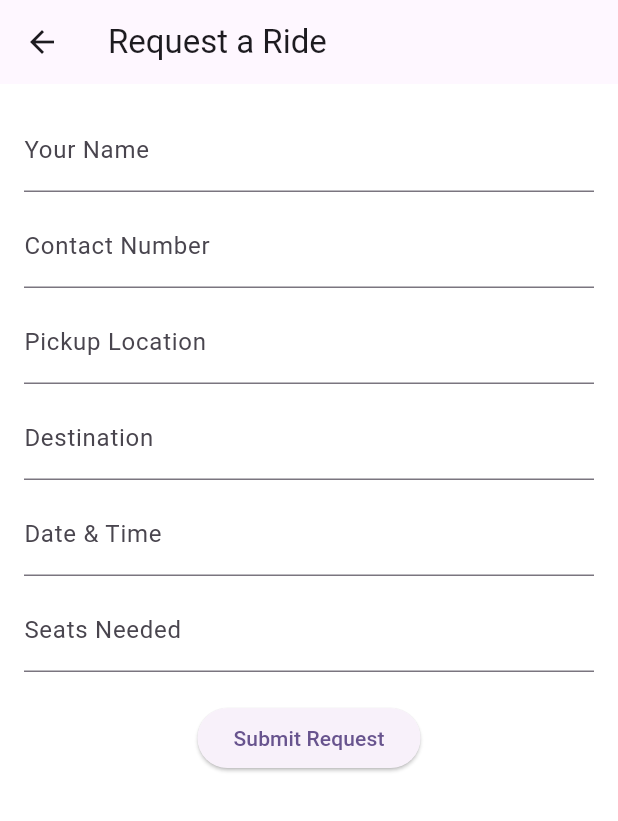
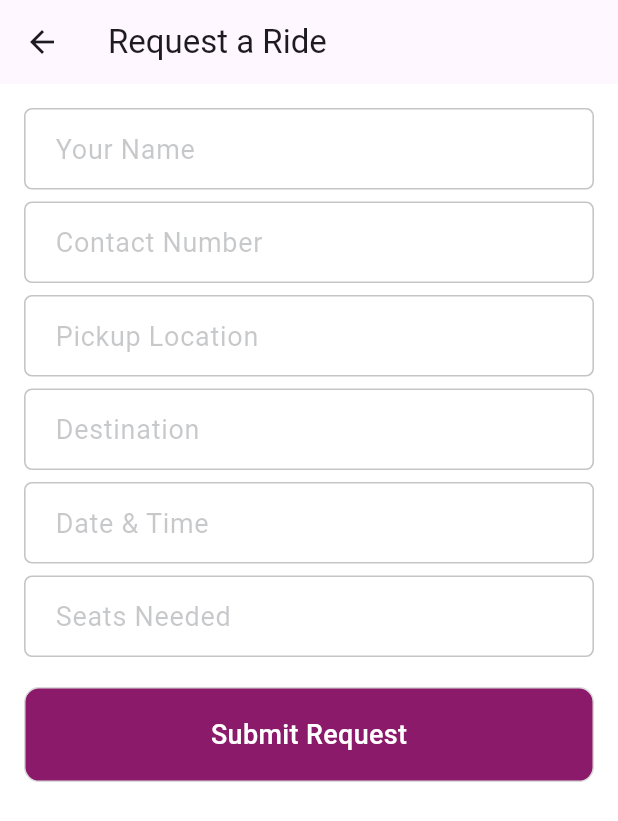
Before and after one commit to danishhafeez322/comfortGo, a Flutter app: the AddRideRequestScreen screen opened by its route, on a phone screen of 412 x 824 dp. Shown: the top 821 px of the screen. Run offline on Flutter 3.47's test engine with Material 3 defaults, Android fonts, the phone set to English and light mode, and no system bars; our stand-ins replace cached_network_image, cloud_firestore, connectivity_plus, firebase_auth, firebase_core, flutter_screenutil and 3 more; accounts and stored records are empty; network calls fail.

Commit message:
code and UI improved

```diff
--- a/lib/constants/app_colors.dart
+++ b/lib/constants/app_colors.dart
@@ -2,7 +2,7 @@ import 'package:flutter/material.dart';
 
 class AppColors {
   static const Color lightBackgroundColor = Color(0xFFFfffff);
-  static const Color primaryColor = Color(0xffFF785A);
+  static const Color primaryColor = Color.fromARGB(255, 240, 148, 9);
   static const Color secondaryColor = Color(0xff253237);
   static const Color darkBlueColor = Color(0xff0F3457);
   static const Color darkBackgroundColor = Color(0xff5C6B73);
--- a/lib/constants/app_routes.dart
+++ b/lib/constants/app_routes.dart
@@ -4,9 +4,12 @@ import 'package:comfort_go/views/screens/dashboard/components/dashboard_binding.
 import 'package:comfort_go/views/screens/dashboard/dashboard.dart';
 import 'package:get/get.dart';
 
+import '../views/screens/my_rides/add_ride_screen.dart';
+
 class AppRoutes {
   static const String initial = '/';
   static const String addRideRequests = '/add-ride-requests';
+  static const String addRideScreen = '/add-ride-screen';
 
   static List<GetPage> routes = [
     GetPage(
@@ -19,5 +22,6 @@ class AppRoutes {
       page: () => AddRideRequestScreen(),
       binding: AddRideBinding(),
     ),
+    GetPage(name: addRideScreen, page: () => AddRideScreen()),
   ];
 }
--- a/lib/controllers/dashboard_controller.dart
+++ b/lib/controllers/dashboard_controller.dart
@@ -1,6 +1,6 @@
 import 'package:comfort_go/constants/enums.dart';
 import 'package:comfort_go/views/screens/my_rides/my_ride_screen.dart';
-import 'package:comfort_go/views/screens/requests/request_screen.dart';
+import 'package:comfort_go/views/screens/requests/requested_ride_screen.dart';
 
 import '../../views/screens/home/home_screen.dart';
 import 'package:flutter/material.dart';
@@ -22,7 +22,7 @@ class DashboardController extends GetxController {
   final Map<DashBoardView, Widget> screens = {
     DashBoardView.home: HomeScreen(),
     DashBoardView.offerRide: MyRidesScreen(),
-    DashBoardView.requests: RideRequestsListScreen(),
+    DashBoardView.requests: RequestedRidesScreen(),
   };
 
   void selectBottomTab(DashBoardView view) {
--- a/lib/views/screens/add_ride_request/add_ride_request.dart
+++ b/lib/views/screens/add_ride_request/add_ride_request.dart
@@ -1,8 +1,12 @@
 import 'package:comfort_go/constants/app_colors.dart';
 import 'package:comfort_go/controllers/ride_request_controller.dart';
+import 'package:comfort_go/views/widgets/buttons/custom_button.dart';
+import 'package:comfort_go/views/widgets/text_widgets/common_text_field_widget.dart';
 import 'package:flutter/material.dart';
 import 'package:get/get.dart';
 import 'package:intl/intl.dart';
+
+import '../../../utils/app_sizes.dart';
 
 class AddRideRequestScreen extends GetView<RideRequestController> {
   const AddRideRequestScreen({super.key});
@@ -11,37 +15,39 @@ class AddRideRequestScreen extends GetView<RideRequestController> {
   Widget build(BuildContext context) {
     return Scaffold(
       backgroundColor: AppColors.whiteColor,
+      resizeToAvoidBottomInset: true,
       appBar: AppBar(title: const Text("Request a Ride")),
       body: Padding(
         padding: const EdgeInsets.all(16),
         child: SingleChildScrollView(
           child: Column(
             children: [
-              TextField(
+              CommonTextFieldWidget(
                 controller: controller.passengerNameController,
-                decoration: const InputDecoration(labelText: "Your Name"),
+                hintText: "Your Name",
               ),
               const SizedBox(height: 8),
-              TextField(
+              CommonTextFieldWidget(
                 controller: controller.contactController,
-                keyboardType: TextInputType.phone,
-                decoration: const InputDecoration(labelText: "Contact Number"),
+                inputType: TextInputType.phone,
+                hintText: "Contact Number",
               ),
               const SizedBox(height: 8),
-              TextField(
+              CommonTextFieldWidget(
                 controller: controller.pickupController,
-                decoration: const InputDecoration(labelText: "Pickup Location"),
+                hintText: "Pickup Location",
               ),
               const SizedBox(height: 8),
-              TextField(
+              CommonTextFieldWidget(
                 controller: controller.destinationController,
-                decoration: const InputDecoration(labelText: "Destination"),
+                hintText: "Destination",
               ),
+
               const SizedBox(height: 8),
-              TextField(
+              CommonTextFieldWidget(
                 controller: controller.dateController,
                 readOnly: true,
-                decoration: const InputDecoration(labelText: "Date & Time"),
+                hintText: "Date & Time",
                 onTap: () async {
                   DateTime? picked = await showDatePicker(
                     context: context,
@@ -63,26 +69,32 @@ class AddRideRequestScreen extends GetView<RideRequestController> {
                         time.minute,
                       );
                       controller.dateController.text = DateFormat(
-                        "yyyy-MM-ddTHH:mm:ss",
+                        "dd/MM/yyyy HH:mm:ss",
                       ).format(fullDateTime);
                     }
                   }
                 },
               ),
               const SizedBox(height: 8),
-              TextField(
+              CommonTextFieldWidget(
                 controller: controller.seatsController,
-                keyboardType: TextInputType.number,
-                decoration: const InputDecoration(labelText: "Seats Needed"),
+                inputType: TextInputType.number,
+                hintText: "Seats Needed",
               ),
               const SizedBox(height: 20),
 
               Obx(
                 () => controller.isLoading.value
                     ? const CircularProgressIndicator()
-                    : ElevatedButton(
-                        onPressed: controller.submitRideRequest,
-                        child: const Text("Submit Request"),
+                    : ExpandedButton(
+                        btnColor: AppColors.backButtonColors,
+                        showBorder: true,
+                        borderColor: AppColors.lightGrey,
+                        btnTxtColor: AppColors.whiteColor,
+                        txtSize: FontSizes.mediumFontSize(),
+                        roundCorner: 10,
+                        onTap: controller.submitRideRequest,
+                        title: "Submit Request",
                       ),
               ),
             ],
--- a/lib/views/screens/home/home_screen.dart
+++ b/lib/views/screens/home/home_screen.dart
@@ -78,7 +78,6 @@ class HomeScreen extends GetView<HomeController> {
                 width: 0.34.sw,
                 height: ProfileSizes.searchButtonHeight(),
                 child: ExpandedButton(
-                  selected: true,
                   btnColor: AppColors.backButtonColors,
                   showBorder: true,
                   borderColor: AppColors.lightGrey,
--- a/lib/views/screens/requests/request_screen.dart
+++ b/lib/views/screens/requests/requested_ride_screen.dart
@@ -7,8 +7,8 @@ import 'package:flutter_screenutil/flutter_screenutil.dart';
 import 'package:get/get.dart';
 import 'package:intl/intl.dart';
 
-class RideRequestsListScreen extends GetView<RideRequestListController> {
-  const RideRequestsListScreen({super.key});
+class RequestedRidesScreen extends GetView<RideRequestListController> {
+  const RequestedRidesScreen({super.key});
 
   @override
   Widget build(BuildContext context) {
--- a/lib/views/widgets/buttons/custom_button.dart
+++ b/lib/views/widgets/buttons/custom_button.dart
@@ -9,7 +9,6 @@ import 'package:flutter_screenutil/flutter_screenutil.dart';
 class ExpandedButton extends StatelessWidget {
   final Widget? prefix;
   final Widget? suffix;
-  final bool? selected;
   final bool? disabled;
   final String? title;
   final Widget? titleWidget;
@@ -31,7 +30,6 @@ class ExpandedButton extends StatelessWidget {
   const ExpandedButton({
     super.key,
     this.prefix,
-    required this.selected,
     this.disabled,
     required this.onTap,
     required this.title,
@@ -84,10 +82,8 @@ class ExpandedButton extends StatelessWidget {
             width: double.infinity,
             padding: EdgeInsets.symmetric(horizontal: horizontalPadding.w),
             decoration: BoxDecoration(
-              color: selected!
-                  ? (btnColor ?? AppColors.secondaryColor)
-                  : btnColor?.withValues(alpha: 0.4) ?? AppColors.greyColor,
-              gradient: selected! ? btnGradientColor : null,
+              color: btnColor ?? AppColors.secondaryColor,
+              gradient: btnGradientColor ?? null,
               border: showBorder
                   ? Border.all(
                       color: borderColor ?? AppColors.lightBackgroundColor,
```
Also changed, not shown: lib/views/screens/dashboard/components/fab_button.dart (+10 -7 lines), lib/views/screens/dashboard/dashboard.dart (+10 -2 lines), lib/views/screens/my_rides/add_ride_screen.dart (+40 -20 lines), lib/views/widgets/text_widgets/common_text_field_widget.dart (+1 -7 lines).
